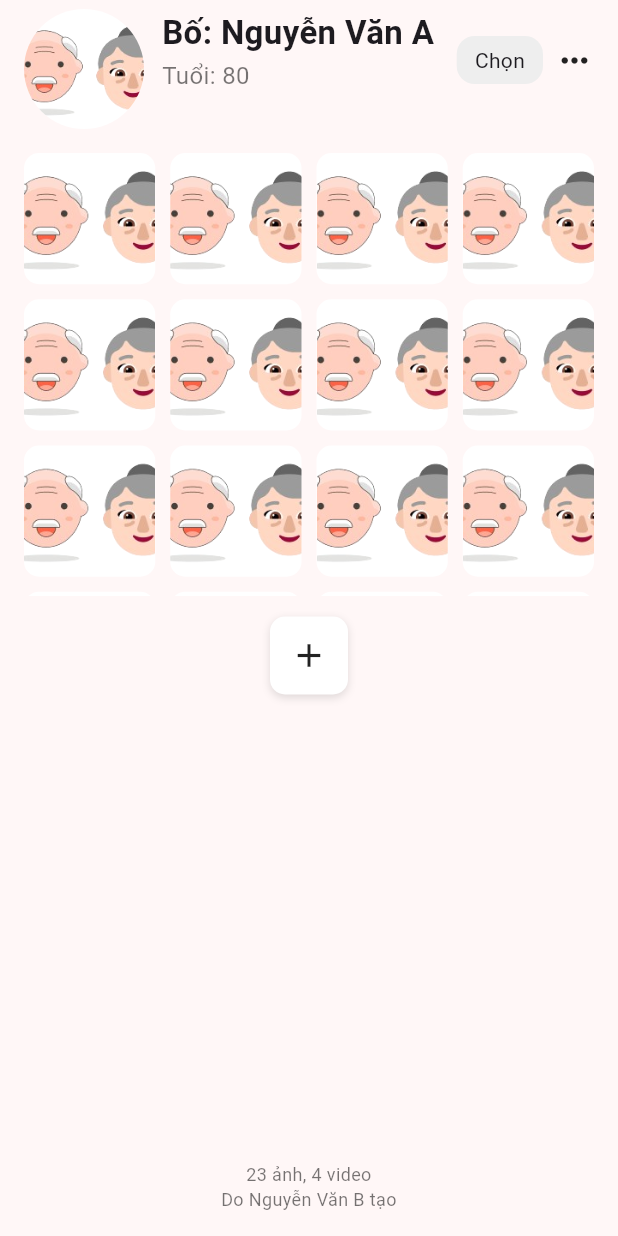
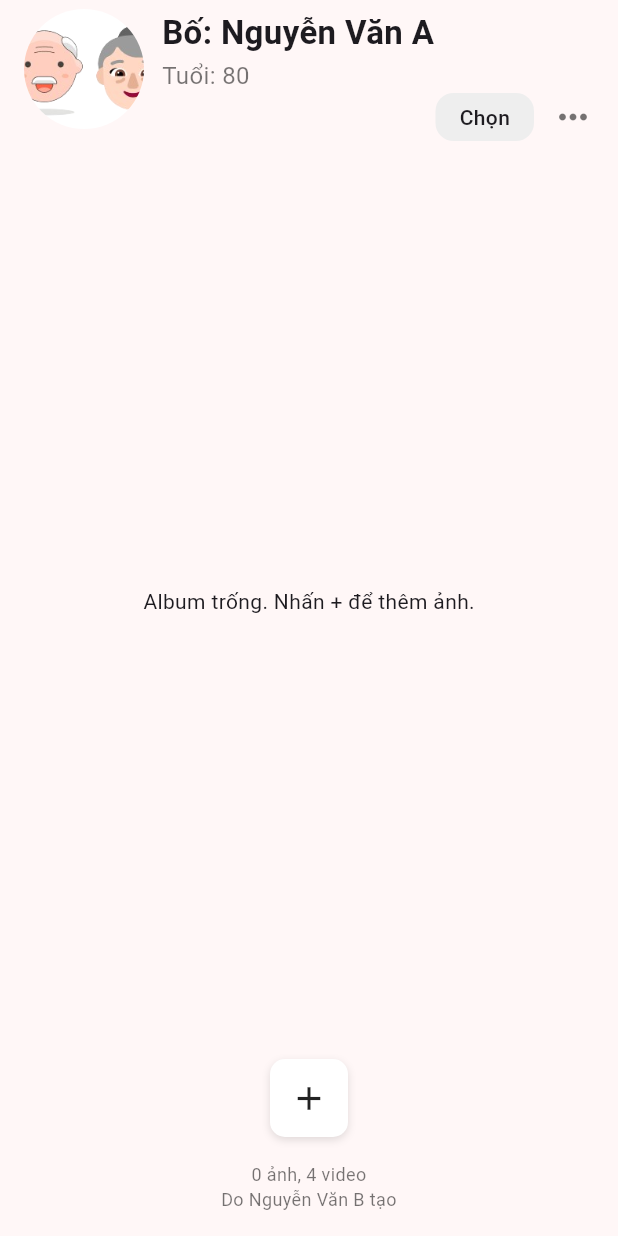
Before and after one commit to thuydung203/app_antam, a Flutter app: the AddImage screen opened directly, on a phone screen of 412 x 824 dp. Run offline on Flutter 3.47's test engine with Material 3 defaults, Android fonts, the phone set to English and light mode, and no system bars; our stand-ins replace firebase_auth, firebase_core, image_picker, qr_flutter, shared_preferences; missing offline and left inert: mobile_scanner; accounts and stored records are empty.

Commit message:
update images

```diff
--- a/lib/add_images.dart
+++ b/lib/add_images.dart
@@ -1,6 +1,7 @@
+import 'dart:io';
 import 'package:flutter/material.dart';
-import 'package:antam_app/children_home.dart';
-import 'package:antam_app/check_in_history.dart';
+import 'package:flutter/services.dart';
+import 'package:image_picker/image_picker.dart';
 
 class AddImage extends StatefulWidget {
   const AddImage({super.key});
@@ -10,8 +11,76 @@ class AddImage extends StatefulWidget {
 }
 
 class _AddImageState extends State<AddImage> {
-  // Ở trang Ảnh, index đang hoạt động là 2 (Icon Image/Photo)
-  final int _currentIndex = 2;
+  bool _isSelectionMode = false; // Trạng thái chọn ảnh
+  final Set<int> _selectedIndexes = {}; // Lưu trữ index các ảnh được chọn
+
+  // Danh sách ảnh thực tế sử dụng XFile từ image_picker
+  List<XFile> _images = [];
+  final ImagePicker _picker = ImagePicker();
+
+  // Hàm mở album để chọn nhiều ảnh
+  Future<void> _pickImages() async {
+    try {
+      final List<XFile> pickedImages = await _picker.pickMultiImage();
+      if (pickedImages.isNotEmpty) {
+        setState(() {
+          _images.addAll(pickedImages);
+        });
+      }
+    } catch (e) {
+      debugPrint("Lỗi khi chọn ảnh: $e");
+    }
+  }
+
+  // Thoát chế độ chọn
+  void _cancelSelection() {
+    setState(() {
+      _isSelectionMode = false;
+      _selectedIndexes.clear();
+    });
+  }
+
+  // Chọn tất cả ảnh
+  void _selectAll() {
+    setState(() {
+      _selectedIndexes.clear();
+      for (int i = 0; i < _images.length; i++) {
+        _selectedIndexes.add(i);
+      }
+    });
+  }
+
+  // Xử lý xóa các ảnh đã chọn và cập nhật danh sách
+  void _deleteSelected() {
+    if (_selectedIndexes.isEmpty) return;
+
+    setState(() {
+      // Sắp xếp index từ lớn đến bé để xóa chính xác
+      List<int> sortedIndices = _selectedIndexes.toList()..sort((a, b) => b.compareTo(a));
+
+      for (var index in sortedIndices) {
+        _images.removeAt(index);
+      }
+
+      _selectedIndexes.clear();
+      _isSelectionMode = false;
+    });
+
+    ScaffoldMessenger.of(context).showSnackBar(
+      const SnackBar(content: Text('Đã xóa các ảnh thành công')),
+    );
+  }
+
+  // Đảo ngược trạng thái chọn của một ảnh
+  void _toggleSelection(int index) {
+    setState(() {
+      if (_selectedIndexes.contains(index)) {
+        _selectedIndexes.remove(index);
+      } else {
+        _selectedIndexes.add(index);
+      }
+    });
+  }
 
   @override
   Widget build(BuildContext context) {
@@ -38,59 +107,85 @@ class _AddImageState extends State<AddImage> {
                       child: Image.asset(
                         'assets/images/parent.png',
                         fit: BoxFit.cover,
+                        errorBuilder: (context, error, stackTrace) =>
+                            const Icon(Icons.person, size: 50),
                       ),
                     ),
                   ),
 
                   const SizedBox(width: 12),
 
-                  // Name + Age
+                  // Name + Age + Buttons
                   Expanded(
                     child: Column(
                       crossAxisAlignment: CrossAxisAlignment.start,
-                      children: const [
-                        Text(
+                      children: [
+                        const Text(
                           'Bố: Nguyễn Văn A',
                           style: TextStyle(
                             fontSize: 22,
                             fontWeight: FontWeight.w700,
                           ),
                         ),
-                        SizedBox(height: 2),
-                        Text(
+                        const SizedBox(height: 2),
+                        const Text(
                           'Tuổi: 80',
                           style: TextStyle(
                             fontSize: 16,
                             color: Colors.black54,
                           ),
                         ),
-                      ],
+
+                        // HÀNG NÚT ĐIỀU KHIỂN
+                        Row(
+                          mainAxisAlignment: MainAxisAlignment.end,
+                          children: _isSelectionMode
+                            ? [
+                                // Nút Xóa (Thùng rác)
+                                IconButton(
+                                  onPressed: _selectedIndexes.isEmpty ? null : _deleteSelected,
+                                  icon: Icon(
+                                    Icons.delete_outline,
+                                    color: _selectedIndexes.isEmpty ? Colors.grey : Colors.red,
+                                    size: 28,
                                   ),
                                 ),
-
-                  Column(
-                    crossAxisAlignment: CrossAxisAlignment.end,
-                    children: [
-                      const SizedBox(height: 18),
-                      Row(
-                        children: [
-                          Container(
-                            padding: const EdgeInsets.symmetric(
-                                horizontal: 12, vertical: 6),
+                                const SizedBox(width: 4),
+                                // Nút Chọn tất cả
+                                TextButton(
+                                  onPressed: _selectAll,
+                                  child: const Text('Chọn tất cả', style: TextStyle(color: Colors.blue, fontWeight: FontWeight.bold)),
+                                ),
+                                // Nút Hủy
+                                TextButton(
+                                  onPressed: _cancelSelection,
+                                  child: const Text('Hủy', style: TextStyle(color: Colors.red, fontWeight: FontWeight.bold)),
+                                ),
+                              ]
+                            : [
+                                // Nút Chọn bình thường
+                                GestureDetector(
+                                  onTap: () {
+                                    setState(() => _isSelectionMode = true);
+                                  },
+                                  child: Container(
+                                    padding: const EdgeInsets.symmetric(horizontal: 16, vertical: 6),
                                     decoration: BoxDecoration(
                                       color: Colors.grey.shade200,
                                       borderRadius: BorderRadius.circular(12),
                                     ),
                                     child: const Text(
                                       'Chọn',
-                              style: TextStyle(fontSize: 14),
+                                      style: TextStyle(fontSize: 14, fontWeight: FontWeight.w500),
                                     ),
                                   ),
-                          const SizedBox(width: 8),
-                          const Icon(Icons.more_horiz, size: 26),
+                                ),
+                                const SizedBox(width: 12),
+                                const Icon(Icons.more_horiz, size: 28, color: Colors.black54),
                               ],
                         ),
                       ],
+                    ),
                   ),
                 ],
               ),
@@ -100,30 +195,58 @@ class _AddImageState extends State<AddImage> {
 
             // ===== GRID IMAGES =====
             Expanded(
-              // Thêm Expanded để GridView có thể cuộn nếu quá dài
               child: Padding(
                 padding: const EdgeInsets.symmetric(horizontal: 16),
-                child: GridView.builder(
-                  itemCount: 20,
+                child: _images.isEmpty
+                  ? const Center(child: Text("Album trống. Nhấn + để thêm ảnh."))
+                  : GridView.builder(
+                  itemCount: _images.length,
                   gridDelegate: const SliverGridDelegateWithFixedCrossAxisCount(
                     crossAxisCount: 4,
                     crossAxisSpacing: 10,
                     mainAxisSpacing: 10,
                   ),
                   itemBuilder: (context, index) {
-                    return Container(
+                    bool isSelected = _selectedIndexes.contains(index);
+
+                    return GestureDetector(
+                      onTap: () {
+                        if (_isSelectionMode) {
+                          _toggleSelection(index);
+                        }
+                      },
+                      child: Stack(
+                        children: [
+                          Container(
                             decoration: BoxDecoration(
                               color: Colors.white,
                               borderRadius: BorderRadius.circular(10),
+                              border: isSelected
+                                ? Border.all(color: Colors.blue, width: 3)
+                                : null,
                             ),
                             child: ClipRRect(
                               borderRadius: BorderRadius.circular(10),
-                        child: Image.asset(
-                          'assets/images/parent.png',
+                              child: Image.file(
+                                File(_images[index].path),
                                 fit: BoxFit.cover,
                                 errorBuilder: (context, error, stackTrace) =>
                                     const Icon(Icons.image),
                               ),
+                            ),
+                          ),
+                          // Overlay mờ và icon check khi được chọn
+                          if (isSelected)
+                            Container(
+                              decoration: BoxDecoration(
+                                color: Colors.black.withOpacity(0.2),
+                                borderRadius: BorderRadius.circular(10),
+                              ),
+                              child: const Center(
+                                child: Icon(Icons.check_circle, color: Colors.white, size: 30),
+                              ),
+                            ),
+                        ],
                       ),
                     );
                   },
@@ -134,10 +257,9 @@ class _AddImageState extends State<AddImage> {
             const SizedBox(height: 14),
 
             // ===== ADD IMAGE BUTTON =====
+            if (!_isSelectionMode)
               GestureDetector(
-              onTap: () {
-                debugPrint('Thêm ảnh');
-              },
+                onTap: _pickImages, // Gọi hàm mở album ảnh
                 child: Container(
                   width: 52,
                   height: 52,
@@ -156,54 +278,23 @@ class _AddImageState extends State<AddImage> {
                 ),
               ),
 
-            const Spacer(),
+            const SizedBox(height: 16),
 
             // ===== FOOTER =====
-            const Padding(
-              padding: EdgeInsets.symmetric(vertical: 16),
-              child: Text(
-                '23 ảnh, 4 video\nDo Nguyễn Văn B tạo',
+            Text(
+              _isSelectionMode
+                ? 'Đã chọn ${_selectedIndexes.length} mục'
+                : '${_images.length} ảnh, 4 video\nDo Nguyễn Văn B tạo',
               textAlign: TextAlign.center,
-                style: TextStyle(
+              style: const TextStyle(
                 color: Colors.black54,
                 fontSize: 12,
               ),
             ),
-            ),
+            const SizedBox(height: 16),
           ],
         ),
       ),
     );
   }
 }
-
-// ===== NAV ICON =====
-class _NavIcon extends StatelessWidget {
-  final IconData icon;
-  final bool active;
-
-  const _NavIcon({
-    required this.icon,
-    required this.active,
-    Key? key,
-  }) : super(key: key);
-
-  @override
-  Widget build(BuildContext context) {
-    return Column(
-      mainAxisSize: MainAxisSize.min,
-      children: [
-        Icon(icon, color: active ? Colors.blue : Colors.black54),
-        const SizedBox(height: 4),
-        Container(
-          width: 6,
-          height: 6,
-          decoration: BoxDecoration(
-            color: active ? Colors.blue : Colors.transparent,
-            shape: BoxShape.circle,
-          ),
-        ),
-      ],
-    );
-  }
-}
--- a/lib/main.dart
+++ b/lib/main.dart
@@ -1,3 +1,4 @@
+import 'package:antam_app/add_images.dart';
 import 'package:antam_app/children_home.dart';
 import 'package:antam_app/loading.dart';
 import 'package:antam_app/paring.dart';
```
Lines whose indentation alone changed are shown as unchanged.
